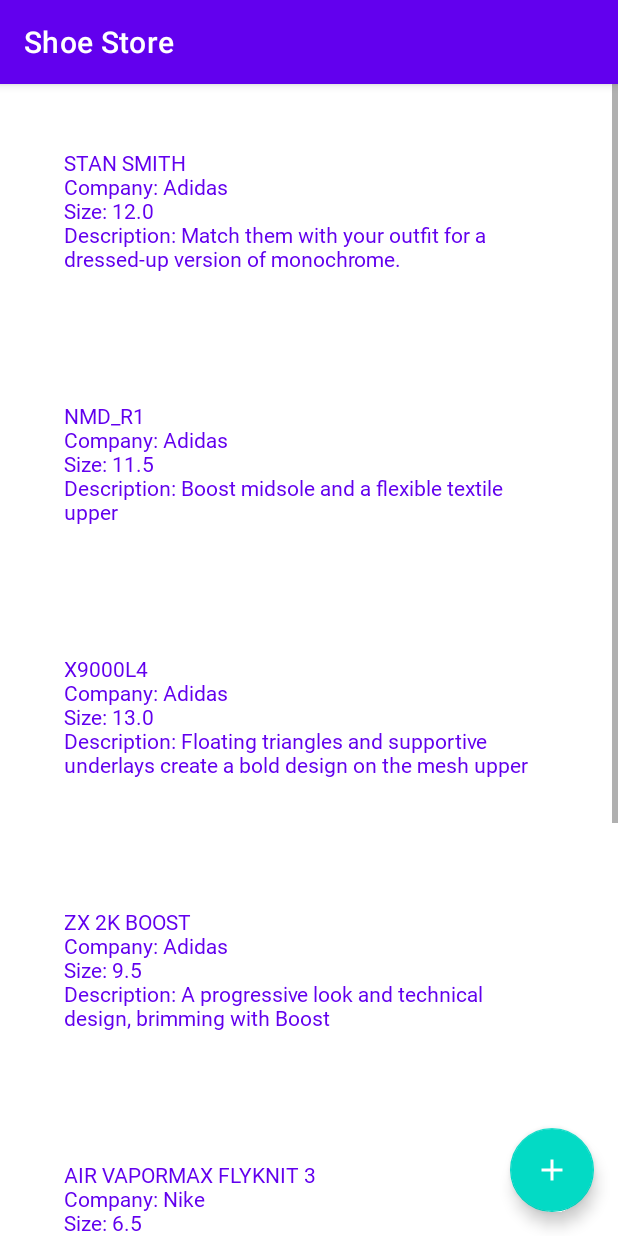
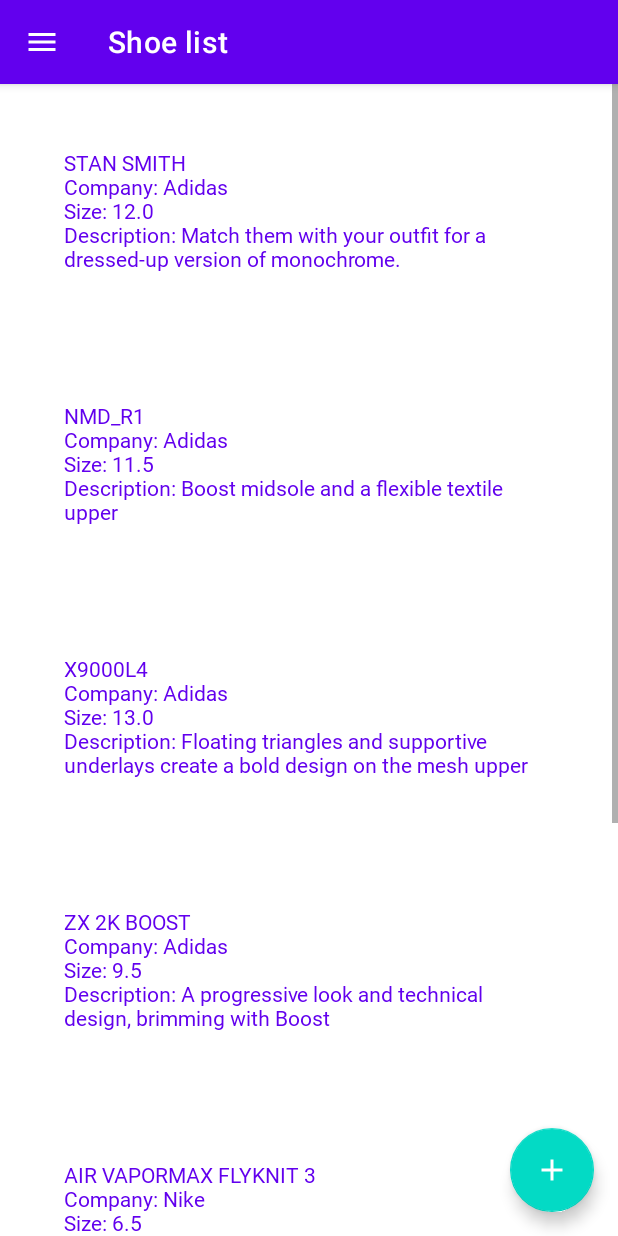
Before and after one commit to milanileandro/android-kotlin-udacity-nanodegree, an Android app: the ShoesFragment screen opened through its navigation route, on a phone screen of 412 x 824 dp. Run offline under Robolectric (Android 15) with nearby library versions, the phone set to English and light mode, and no system bars; our stand-ins replace data binding, navigation-ui; Roboto replaces fonts that are not available here.

Commit message:
Add navigation drawer

```diff
--- a/ShoeStore/app/src/main/java/com/milanileandro/shoestore/MainActivity.kt
+++ b/ShoeStore/app/src/main/java/com/milanileandro/shoestore/MainActivity.kt
@@ -1,11 +1,64 @@
 package com.milanileandro.shoestore
 
+import android.os.Bundle
+import android.view.MenuItem
 import androidx.appcompat.app.AppCompatActivity
-import android.os.Bundle
+import androidx.core.content.ContextCompat
+import androidx.core.view.GravityCompat
+import androidx.drawerlayout.widget.DrawerLayout
+import androidx.navigation.findNavController
+import androidx.navigation.ui.AppBarConfiguration
+import androidx.navigation.ui.NavigationUI
+import com.google.android.material.navigation.NavigationView
+import kotlinx.android.synthetic.main.activity_main.*
 
-class MainActivity : AppCompatActivity() {
+class MainActivity : AppCompatActivity(), NavigationView.OnNavigationItemSelectedListener {
+    private val navController by lazy { findNavController(R.id.navHostFragment) }
+    private val appBarConfiguration by lazy {
+        AppBarConfiguration(setOf(R.id.shoesFragment), drawerLayout)
+    }
+
     override fun onCreate(savedInstanceState: Bundle?) {
         super.onCreate(savedInstanceState)
         setContentView(R.layout.activity_main)
+        setupNavigation()
+    }
+
+    override fun onSupportNavigateUp(): Boolean {
+        return NavigationUI.navigateUp(navController, appBarConfiguration)
+    }
+
+    override fun onNavigationItemSelected(item: MenuItem): Boolean {
+        when (item.itemId) {
+            R.id.menuItemLogout -> {
+                navController.popBackStack()
+                navController.navigate(R.id.loginFragment)
+            }
+        }
+        drawerLayout.closeDrawer(GravityCompat.START)
+        return true;
+    }
+
+    private fun setupNavigation() {
+        NavigationUI.setupActionBarWithNavController(this, navController, drawerLayout)
+        NavigationUI.setupWithNavController(navigationView, navController)
+        navigationView.setNavigationItemSelectedListener(this)
+
+        navController.addOnDestinationChangedListener { _, destination, _ ->
+            when (destination.id) {
+                R.id.loginFragment -> {
+                    supportActionBar?.setDisplayHomeAsUpEnabled(false)
+                    drawerLayout.setDrawerLockMode(DrawerLayout.LOCK_MODE_LOCKED_CLOSED)
+                }
+                R.id.shoesFragment -> {
+                    drawerLayout.setDrawerLockMode(DrawerLayout.LOCK_MODE_UNLOCKED)
+                    drawerToggleDelegate?.setActionBarUpIndicator(
+                        ContextCompat.getDrawable(
+                            this, R.drawable.ic_menu
+                        ), R.string.menu
+                    )
+                }
+            }
+        }
     }
 }
--- /dev/null
+++ b/ShoeStore/app/src/main/res/drawable/ic_exit.xml
@@ -0,0 +1,10 @@
+<vector xmlns:android="http://schemas.android.com/apk/res/android"
+    android:width="24dp"
+    android:height="24dp"
+    android:tint="#FFFFFF"
+    android:viewportWidth="24"
+    android:viewportHeight="24">
+    <path
+        android:fillColor="@android:color/white"
+        android:pathData="M10.09,15.59L11.5,17l5,-5 -5,-5 -1.41,1.41L12.67,11H3v2h9.67l-2.58,2.59zM19,3H5c-1.11,0 -2,0.9 -2,2v4h2V5h14v14H5v-4H3v4c0,1.1 0.89,2 2,2h14c1.1,0 2,-0.9 2,-2V5c0,-1.1 -0.9,-2 -2,-2z" />
+</vector>
--- /dev/null
+++ b/ShoeStore/app/src/main/res/drawable/ic_menu.xml
@@ -0,0 +1,9 @@
+<vector xmlns:android="http://schemas.android.com/apk/res/android"
+    android:width="24dp"
+    android:height="24dp"
+    android:viewportWidth="24"
+    android:viewportHeight="24">
+    <path
+        android:fillColor="#FFFFFFFF"
+        android:pathData="M3,18h18v-2L3,16v2zM3,13h18v-2L3,11v2zM3,6v2h18L21,6L3,6z" />
+</vector>
--- a/ShoeStore/app/src/main/res/layout/activity_main.xml
+++ b/ShoeStore/app/src/main/res/layout/activity_main.xml
@@ -1,17 +1,38 @@
 <?xml version="1.0" encoding="utf-8"?>
-<androidx.constraintlayout.widget.ConstraintLayout xmlns:android="http://schemas.android.com/apk/res/android"
+<layout xmlns:android="http://schemas.android.com/apk/res/android"
     xmlns:app="http://schemas.android.com/apk/res-auto"
     xmlns:tools="http://schemas.android.com/tools"
-    android:layout_width="match_parent"
-    android:layout_height="match_parent"
     tools:context=".MainActivity">
 
+    <androidx.constraintlayout.widget.ConstraintLayout
+        android:layout_width="match_parent"
+        android:layout_height="match_parent">
+
+        <androidx.drawerlayout.widget.DrawerLayout
+            android:id="@+id/drawerLayout"
+            android:layout_width="match_parent"
+            android:layout_height="match_parent">
+
             <fragment
-        android:id="@+id/myNavHostFragment"
+                android:id="@+id/navHostFragment"
                 android:name="androidx.navigation.fragment.NavHostFragment"
                 android:layout_width="match_parent"
                 android:layout_height="match_parent"
                 app:defaultNavHost="true"
                 app:navGraph="@navigation/navigation" />
 
+            <com.google.android.material.navigation.NavigationView
+                android:id="@+id/navigationView"
+                android:layout_width="wrap_content"
+                android:layout_height="match_parent"
+                android:layout_gravity="start"
+                app:headerLayout="@layout/nav_header"
+                app:menu="@menu/navdrawer_menu">
+
+            </com.google.android.material.navigation.NavigationView>
+
+        </androidx.drawerlayout.widget.DrawerLayout>
+
     </androidx.constraintlayout.widget.ConstraintLayout>
+
+</layout>
--- /dev/null
+++ b/ShoeStore/app/src/main/res/menu/navdrawer_menu.xml
@@ -0,0 +1,8 @@
+<?xml version="1.0" encoding="utf-8"?>
+<menu xmlns:android="http://schemas.android.com/apk/res/android">
+
+    <item
+        android:id="@+id/menuItemLogout"
+        android:icon="@drawable/ic_exit"
+        android:title="@string/logout" />
+</menu>
--- a/ShoeStore/app/src/main/res/navigation/navigation.xml
+++ b/ShoeStore/app/src/main/res/navigation/navigation.xml
@@ -8,7 +8,7 @@
     <fragment
         android:id="@+id/loginFragment"
         android:name="com.milanileandro.shoestore.fragments.LoginFragment"
-        android:label="fragment_login"
+        android:label="Login"
         tools:layout="@layout/fragment_login">
         <action
             android:id="@+id/toWelcomeFragment"
@@ -17,7 +17,7 @@
     <fragment
         android:id="@+id/welcomeFragment"
         android:name="com.milanileandro.shoestore.fragments.WelcomeFragment"
-        android:label="fragment_welcome"
+        android:label="Welcome"
         tools:layout="@layout/fragment_welcome">
         <action
             android:id="@+id/toInstructionsFragment"
@@ -26,15 +26,18 @@
     <fragment
         android:id="@+id/instructionsFragment"
         android:name="com.milanileandro.shoestore.fragments.InstructionsFragment"
-        android:label="fragment_instructions"
+        android:label="Instructions"
         tools:layout="@layout/fragment_instructions">
         <action
             android:id="@+id/toShoesFragment"
-            app:destination="@id/shoesFragment" />
+            app:destination="@id/shoesFragment"
+            app:launchSingleTop="true"
+            app:popUpTo="@id/loginFragment"
+            app:popUpToInclusive="true" />
     </fragment>
     <fragment
         android:id="@+id/shoesFragment"
         android:name="com.milanileandro.shoestore.fragments.ShoesFragment"
-        android:label="fragment_shoes"
+        android:label="Shoe list"
         tools:layout="@layout/fragment_shoes" />
 </navigation>
--- a/ShoeStore/app/src/main/res/values/strings.xml
+++ b/ShoeStore/app/src/main/res/values/strings.xml
@@ -10,4 +10,6 @@
     <string name="shoe_list">Shoe list</string>
     <string name="instructions_description">The next screen it will be possible view the list of shoes and also add a new shoe. For more details about a shoe, click on the item in the list.\nHave fun clicking the button below.</string>
     <string name="action_button_add_shoe">Action button add shoe</string>
+    <string name="logout">Logout</string>
+    <string name="menu">Menu</string>
 </resources>
```
Also changed, not shown: ShoeStore/app/src/main/res/drawable/ic_shoe.xml (added, +12 -0 lines), ShoeStore/app/src/main/res/layout/nav_header.xml (added, +40 -0 lines). Lines whose indentation alone changed are shown as unchanged.
